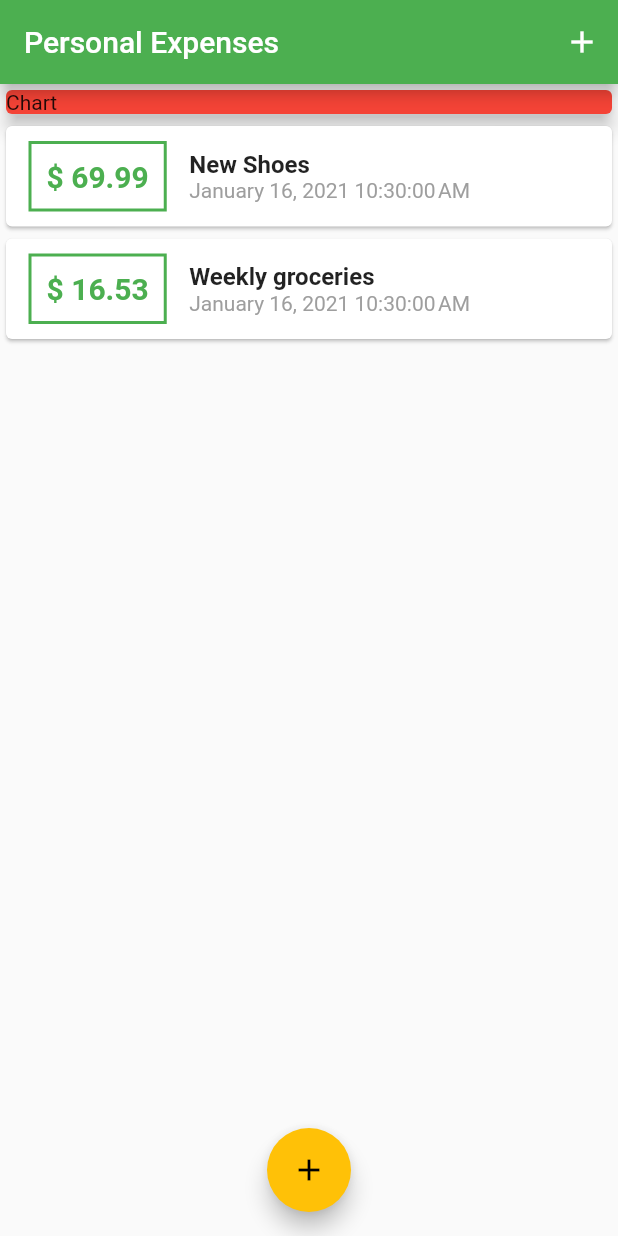
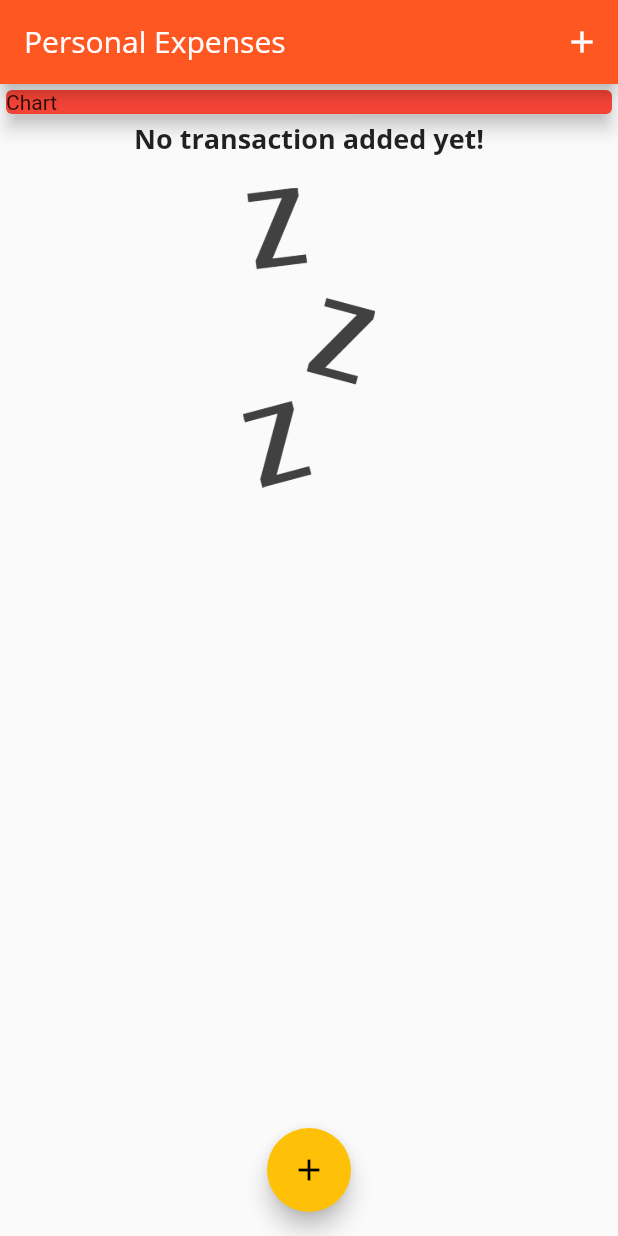
Before and after one commit to zubeirom/expense_app, a Flutter app: the screen it shows after launch, on a phone screen of 412 x 824 dp. Run offline on Flutter 3.47's test engine with Material 2 defaults, Android fonts, the phone set to English and light mode, and no system bars.

Commit message:
add fonts and images

```diff
--- a/lib/main.dart
+++ b/lib/main.dart
@@ -13,7 +13,18 @@ class MyApp extends StatelessWidget {
   Widget build(BuildContext context) {
     return MaterialApp(
       title: 'Personal Expenses',
-      theme: ThemeData(primarySwatch: Colors.green, accentColor: Colors.amber),
+      theme: ThemeData(
+          primarySwatch: Colors.deepOrange,
+          accentColor: Colors.amber,
+          fontFamily: 'Quicksand',
+          textTheme: ThemeData.light().textTheme.copyWith(
+              title: TextStyle(
+                  fontFamily: 'OpenSans',
+                  fontWeight: FontWeight.bold,
+                  fontSize: 18)),
+          appBarTheme: AppBarTheme(
+              textTheme: ThemeData.light().textTheme.copyWith(
+                  title: TextStyle(fontFamily: 'OpenSans', fontSize: 20)))),
       home: MyHomePage(),
     );
   }
@@ -25,15 +36,7 @@ class MyHomePage extends StatefulWidget {
 }
 
 class _MyHomePageState extends State<MyHomePage> {
-  final List<Transaction> _userTransactions = [
-    Transaction(
-        id: 't1', title: 'New Shoes', amount: 69.99, date: DateTime.now()),
-    Transaction(
-        id: 't2',
-        title: 'Weekly groceries',
-        amount: 16.53,
-        date: DateTime.now())
-  ];
+  final List<Transaction> _userTransactions = [];
 
   void _addNewTransaction(String title, double amount) {
     final newTx = Transaction(
@@ -63,7 +66,8 @@ class _MyHomePageState extends State<MyHomePage> {
   Widget build(BuildContext context) {
     return Scaffold(
       appBar: AppBar(
-        title: Text('Personal Expenses'),
+        title:
+            Text('Personal Expenses', style: TextStyle(fontFamily: 'OpenSans')),
         actions: [
           IconButton(
               icon: Icon(Icons.add),
--- a/lib/widgets/transaction_list.dart
+++ b/lib/widgets/transaction_list.dart
@@ -11,16 +11,28 @@ class TransactionList extends StatelessWidget {
   Widget build(BuildContext context) {
     return Container(
         height: 300,
-        child: ListView.builder(
+        child: transactions.isEmpty
+            ? Column(children: [
+                Text('No transaction added yet!',
+                    style: Theme.of(context).textTheme.title),
+                SizedBox(height: 20),
+                Container(
+                    height: 200,
+                    child: Image.asset('assets/images/waiting.png',
+                        fit: BoxFit.cover))
+              ])
+            : ListView.builder(
                 itemBuilder: (ctx, index) {
                   final currentTransaction = transactions[index];
                   return Card(
                       child: Row(children: [
                     Container(
-                  margin: EdgeInsets.symmetric(vertical: 10, horizontal: 15),
+                        margin:
+                            EdgeInsets.symmetric(vertical: 10, horizontal: 15),
                         decoration: BoxDecoration(
                             border: Border.all(
-                          color: Theme.of(context).primaryColor, width: 2)),
+                                color: Theme.of(context).primaryColor,
+                                width: 2)),
                         padding: EdgeInsets.all(10),
                         child: Text(
                           '\$ ${currentTransaction.amount.toStringAsFixed(2)}',
@@ -29,10 +41,12 @@ class TransactionList extends StatelessWidget {
                               fontSize: 20,
                               color: Theme.of(context).primaryColor),
                         )),
-              Column(crossAxisAlignment: CrossAxisAlignment.start, children: [
+                    Column(
+                        crossAxisAlignment: CrossAxisAlignment.start,
+                        children: [
                           Text(
                             currentTransaction.title,
-                  style: TextStyle(fontSize: 16, fontWeight: FontWeight.bold),
+                            style: Theme.of(context).textTheme.title,
                           ),
                           Text(DateFormat().format(currentTransaction.date),
                               style: TextStyle(color: Colors.grey))
```
Also changed, not shown: pubspec.yaml (+13 -9 lines), assets/fonts/OpenSans-Bold.ttf (added), assets/fonts/OpenSans-Regular.ttf (added), assets/fonts/Quicksand-Bold.ttf (added), assets/fonts/Quicksand-Light.ttf (added), assets/fonts/Quicksand-Medium.ttf (added), assets/fonts/Quicksand-Regular.ttf (added), assets/images/waiting.png (added). Lines whose indentation alone changed are shown as unchanged.
